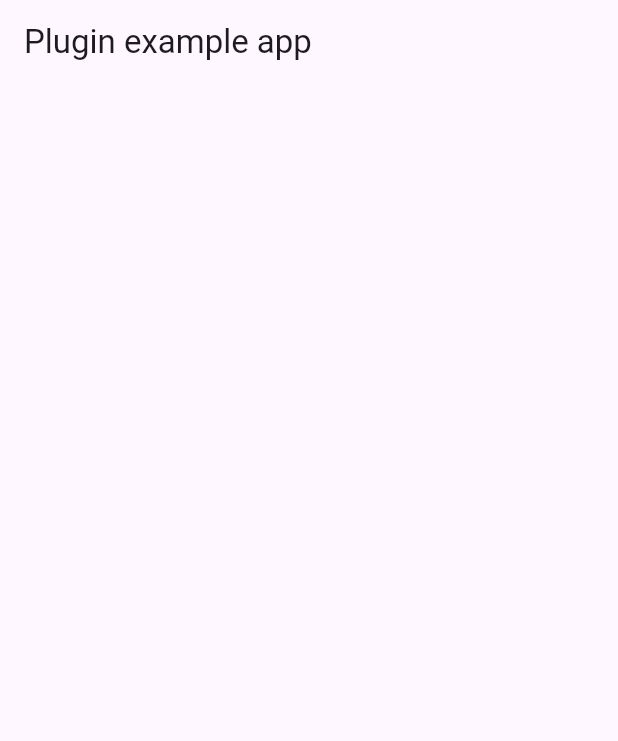
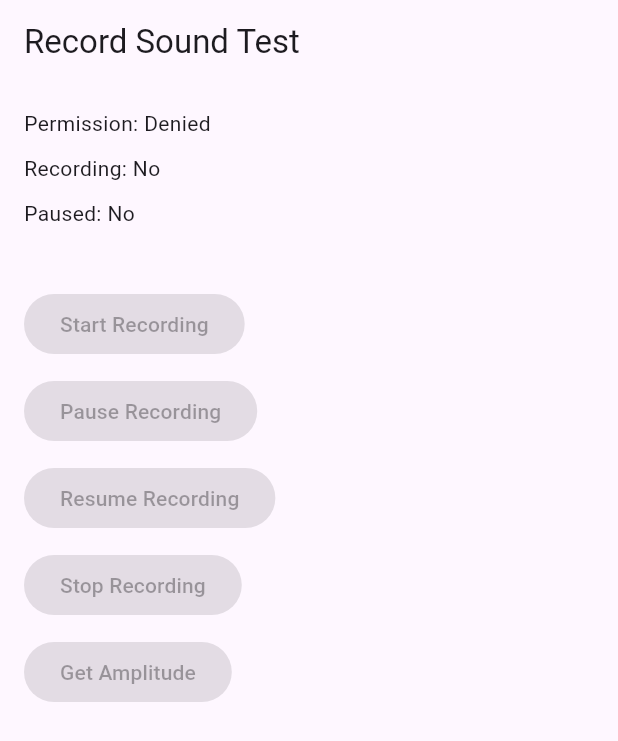
Before and after one commit to flappygod/flutter_record_sound, a Flutter app: the screen it shows after launch, on a phone screen of 412 x 824 dp. Shown: the top 741 px of the screen. Run offline on Flutter 3.47's test engine with Material 3 defaults, Android fonts, the phone set to English and light mode, and no system bars; our stand-ins replace plugin_platform_interface, web; missing offline and left inert: dart:html, dart:js_interop, dart:js_util.

```diff
--- a/example/lib/main.dart
+++ b/example/lib/main.dart
@@ -1,30 +1,169 @@
 import 'package:flutter/material.dart';
+import 'package:flutter_record_sound/flutter_record_sound.dart';
+import 'package:flutter_record_sound/flutter_record_sound_method_channel.dart';
+import 'package:flutter_record_sound/types/types.dart';
 
 void main() {
   runApp(const MyApp());
 }
 
-class MyApp extends StatefulWidget {
+class MyApp extends StatelessWidget {
   const MyApp({super.key});
 
   @override
-  State<MyApp> createState() => _MyAppState();
+  Widget build(BuildContext context) {
+    return MaterialApp(
+      title: 'Flutter Record Sound Test',
+      theme: ThemeData(
+        primarySwatch: Colors.blue,
+      ),
+      home: const RecordSoundTestPage(),
+    );
+  }
 }
 
-class _MyAppState extends State<MyApp> {
+class RecordSoundTestPage extends StatefulWidget {
+  const RecordSoundTestPage({super.key});
+
+  @override
+  State<RecordSoundTestPage> createState() => _RecordSoundTestPageState();
+}
+
+class _RecordSoundTestPageState extends State<RecordSoundTestPage> {
+  final FlutterRecordSound _recordSound = FlutterRecordSound();
+
+  bool _hasPermission = false;
+  bool _isRecording = false;
+  bool _isPaused = false;
+  String? _recordedFilePath;
+  Amplitude? _amplitude;
+
   @override
   void initState() {
     super.initState();
+    _checkPermission();
+  }
+
+  Future<void> _checkPermission() async {
+    final hasPermission = await _recordSound.hasPermission();
+    setState(() {
+      _hasPermission = hasPermission;
+    });
+  }
+
+  Future<void> _startRecording() async {
+    try {
+      await _recordSound.start(path: 'test_record.aac');
+      setState(() {
+        _isRecording = true;
+        _isPaused = false;
+      });
+    } catch (e) {
+      _showError(e.toString());
+    }
+  }
+
+  Future<void> _stopRecording() async {
+    try {
+      final filePath = await _recordSound.stop();
+      setState(() {
+        _isRecording = false;
+        _isPaused = false;
+        _recordedFilePath = filePath;
+      });
+    } catch (e) {
+      _showError(e.toString());
+    }
+  }
+
+  Future<void> _pauseRecording() async {
+    try {
+      await _recordSound.pause();
+      setState(() {
+        _isPaused = true;
+      });
+    } catch (e) {
+      _showError(e.toString());
+    }
+  }
+
+  Future<void> _resumeRecording() async {
+    try {
+      await _recordSound.resume();
+      setState(() {
+        _isPaused = false;
+      });
+    } catch (e) {
+      _showError(e.toString());
+    }
+  }
+
+  Future<void> _getAmplitude() async {
+    try {
+      final amplitude = await _recordSound.getAmplitude();
+      setState(() {
+        _amplitude = amplitude;
+      });
+    } catch (e) {
+      _showError(e.toString());
+    }
+  }
+
+  void _showError(String message) {
+    ScaffoldMessenger.of(context).showSnackBar(
+      SnackBar(content: Text('Error: $message')),
+    );
   }
 
   @override
   Widget build(BuildContext context) {
-    return MaterialApp(
-      home: Scaffold(
-        appBar: AppBar(
-          title: const Text('Plugin example app'),
+    return Scaffold(
+      appBar: AppBar(
+        title: const Text('Record Sound Test'),
+      ),
+      body: Padding(
+        padding: const EdgeInsets.all(16.0),
+        child: Column(
+          crossAxisAlignment: CrossAxisAlignment.start,
+          children: [
+            Text('Permission: ${_hasPermission ? "Granted" : "Denied"}'),
+            const SizedBox(height: 10),
+            Text('Recording: ${_isRecording ? "Yes" : "No"}'),
+            const SizedBox(height: 10),
+            Text('Paused: ${_isPaused ? "Yes" : "No"}'),
+            const SizedBox(height: 10),
+            if (_recordedFilePath != null)
+              Text('Recorded File Path: $_recordedFilePath'),
+            const SizedBox(height: 10),
+            if (_amplitude != null)
+              Text('Amplitude: Current=${_amplitude!.current}, Max=${_amplitude!.max}'),
+            const SizedBox(height: 20),
+            ElevatedButton(
+              onPressed: _hasPermission ? _startRecording : null,
+              child: const Text('Start Recording'),
+            ),
+            const SizedBox(height: 10),
+            ElevatedButton(
+              onPressed: _isRecording && !_isPaused ? _pauseRecording : null,
+              child: const Text('Pause Recording'),
+            ),
+            const SizedBox(height: 10),
+            ElevatedButton(
+              onPressed: _isRecording && _isPaused ? _resumeRecording : null,
+              child: const Text('Resume Recording'),
+            ),
+            const SizedBox(height: 10),
+            ElevatedButton(
+              onPressed: _isRecording ? _stopRecording : null,
+              child: const Text('Stop Recording'),
+            ),
+            const SizedBox(height: 10),
+            ElevatedButton(
+              onPressed: _isRecording ? _getAmplitude : null,
+              child: const Text('Get Amplitude'),
+            ),
+          ],
         ),
-        body: Center(),
       ),
     );
   }
--- a/pubspec.yaml
+++ b/pubspec.yaml
@@ -8,6 +8,7 @@ environment:
   flutter: '>=3.3.0'
 
 dependencies:
+  web: ^1.1.0
   flutter:
     sdk: flutter
   flutter_web_plugins:
@@ -41,7 +42,6 @@ flutter:
         pluginClass: FlutterRecordSoundPlugin
       ios:
         pluginClass: FlutterRecordSoundPlugin
-
       web:
         pluginClass: FlutterRecordSoundPluginWeb
         fileName: "flutter_record_sound_web.dart"
```
Also changed, not shown: lib/flutter_record_sound_web.dart (+95 -68 lines), example/pubspec.lock.
